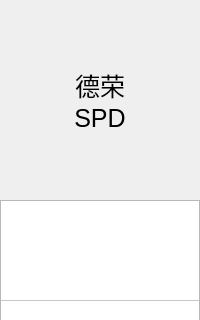
Above: SmartCabinet/Cabinet/cabinet.ui from birdman1992/SmartCabinet before the change; both pictures show x 0 to 200 and y 0 to 320 of the 200 by 600 pixel window. Below: the same form after it.
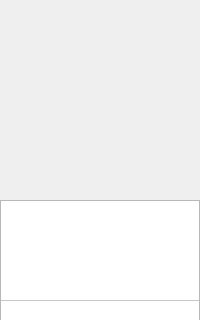
That is the form after the change.

Commit message: 程序终止于SmartCabinet/Widgets/cabinetset.cpp  89行

```diff
--- a/SmartCabinet/Cabinet/cabinet.ui
+++ b/SmartCabinet/Cabinet/cabinet.ui
@@ -63,16 +63,21 @@
      </property>
      <property name="font">
       <font>
-       <pointsize>19</pointsize>
+       <pointsize>9</pointsize>
       </font>
      </property>
+     <property name="styleSheet">
+      <string notr="true"/>
+     </property>
      <property name="text">
-      <string>德荣
-SPD</string>
+      <string/>
      </property>
      <property name="alignment">
       <set>Qt::AlignCenter</set>
      </property>
+     <property name="wordWrap">
+      <bool>true</bool>
+     </property>
     </widget>
    </item>
    <item>
```
Left out of the diff: 12 changed lines with no effect on the pictures. The commit also changes 21 other files.
